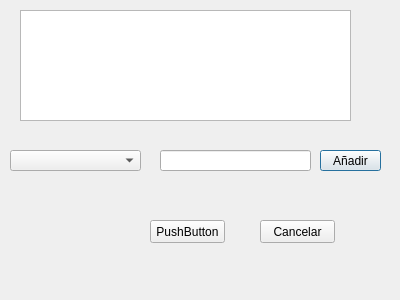
Qt form interfaces/insertar_editar_interfaz.ui (EMACC99/distributed-database-exersice) before a commit.
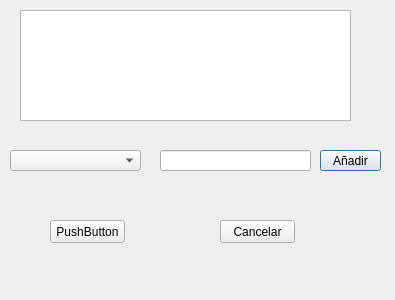
The same form after that commit.

```diff
--- a/interfaces/insertar_editar_interfaz.ui
+++ b/interfaces/insertar_editar_interfaz.ui
@@ -6,7 +6,7 @@
    <rect>
     <x>0</x>
     <y>0</y>
-    <width>400</width>
+    <width>395</width>
     <height>300</height>
    </rect>
   </property>
@@ -36,7 +36,7 @@
   <widget class="QPushButton" name="pushButton">
    <property name="geometry">
     <rect>
-     <x>150</x>
+     <x>50</x>
      <y>220</y>
      <width>75</width>
      <height>23</height>
@@ -49,7 +49,7 @@
   <widget class="QPushButton" name="CancelButton">
    <property name="geometry">
     <rect>
-     <x>260</x>
+     <x>220</x>
      <y>220</y>
      <width>75</width>
      <height>23</height>
```
